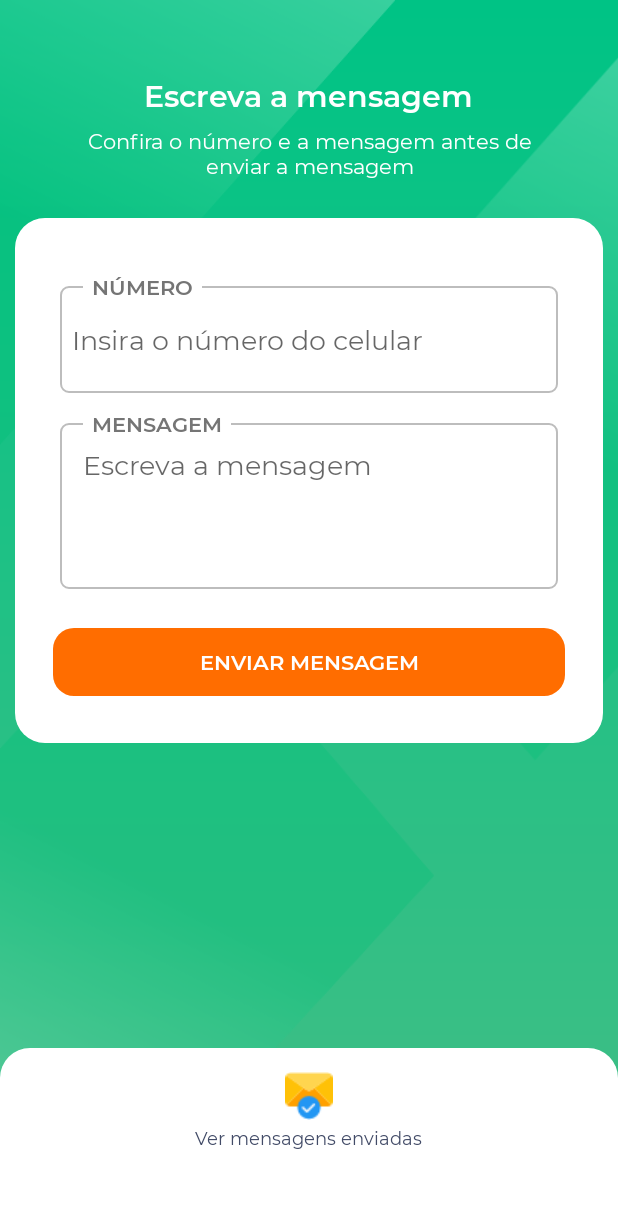
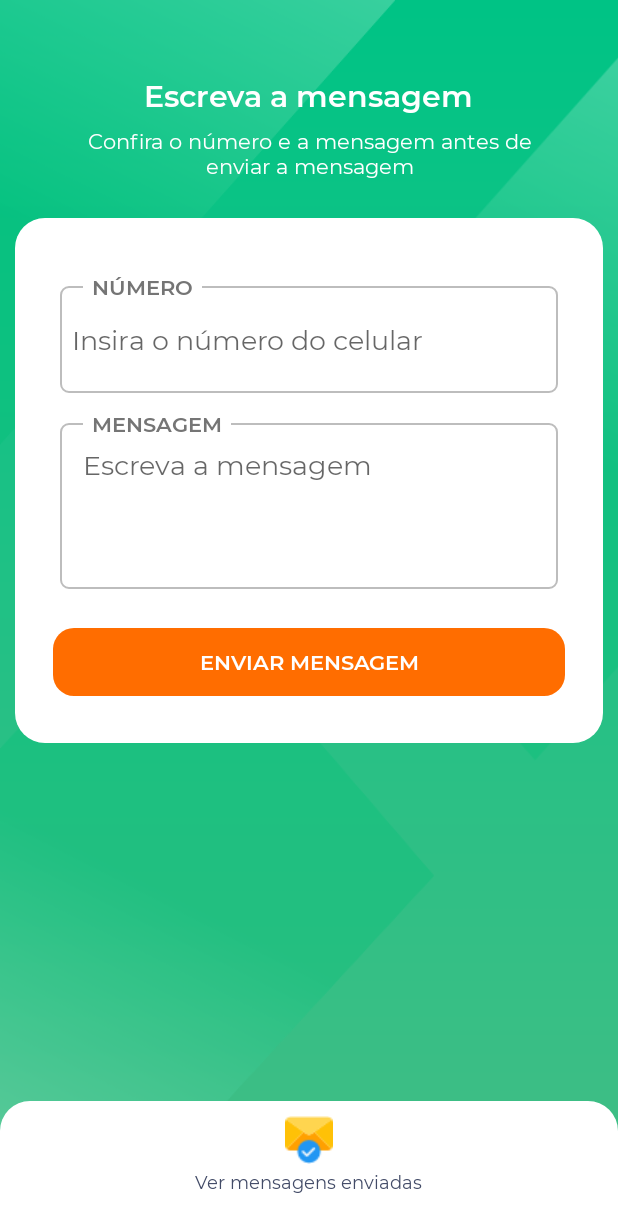
Before and after one commit to coderealmhub/PigeonSMSGateway, an Android app: the SMSActivity screen opened directly, with no data from a screen before it, on a phone screen of 412 x 824 dp. Shown: the top 1232 px of the screen. Run offline under Robolectric (Android 15) with nearby library versions, the phone set to English and light mode, and no system bars; plain views replace MaskEditText.

Commit message:
sms activity adapted to low resolutions mobiles

```diff
--- a/app/src/main/res/layout/activity_sms.xml
+++ b/app/src/main/res/layout/activity_sms.xml
@@ -4,8 +4,11 @@
     xmlns:tools="http://schemas.android.com/tools"
     android:layout_width="match_parent"
     android:layout_height="match_parent"
+    xmlns:app="http://schemas.android.com/apk/res-auto"
     android:background="@drawable/bg_greedient"
-    tools:context=".ui.SMSActivity">
+    tools:context=".ui.SMSActivity"
+    app:layout_behavior="@string/appbar_scrolling_view_behavior">
+
 
     <include layout="@layout/content_sms" />
 
--- a/app/src/main/res/layout/menu_options_two.xml
+++ b/app/src/main/res/layout/menu_options_two.xml
@@ -7,7 +7,7 @@
 
     <LinearLayout
         android:layout_width="match_parent"
-        android:layout_height="125dp"
+        android:layout_height="90dp"
         android:layout_marginStart="0dp"
         android:layout_marginEnd="0dp"
         android:layout_marginBottom="0dp"
@@ -23,7 +23,7 @@
             android:layout_width="match_parent"
             android:layout_height="wrap_content"
             android:layout_marginLeft="20dp"
-            android:layout_marginTop="16dp"
+            android:layout_marginTop="10dp"
             android:layout_marginRight="20dp"
             android:orientation="horizontal"
             android:weightSum="1">
```
